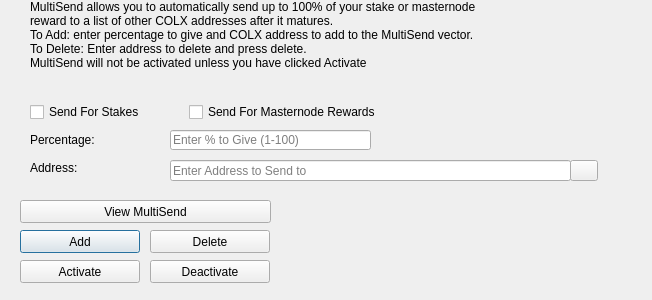
This is src/qt/forms/multisenddialog.ui in SkinXXX/skinxxx as Qt 5 draws it before an edit. The edited form follows.
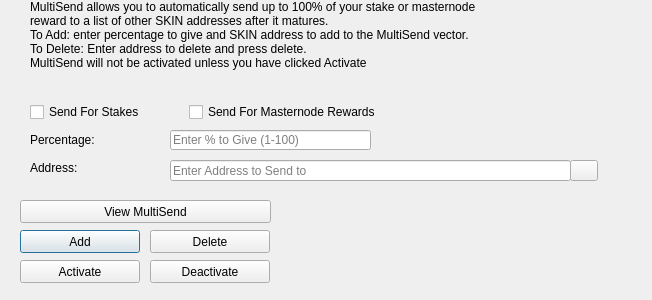
This is the edited form. Icons and pictures are not drawn.

The edit to the form file:
```diff
--- a/src/qt/forms/multisenddialog.ui
+++ b/src/qt/forms/multisenddialog.ui
@@ -61,8 +61,8 @@
     <number>1</number>
    </property>
    <property name="text">
-    <string>MultiSend allows you to automatically send up to 100% of your stake or masternode reward to a list of other COLX addresses after it matures.
-To Add: enter percentage to give and COLX address to add to the MultiSend vector.
+    <string>MultiSend allows you to automatically send up to 100% of your stake or masternode reward to a list of other SKIN addresses after it matures.
+To Add: enter percentage to give and SKIN address to add to the MultiSend vector.
 To Delete: Enter address to delete and press delete.
 MultiSend will not be activated unless you have clicked Activate</string>
    </property>
```
Left out of the diff: 4 changed lines with no effect on the pictures.
